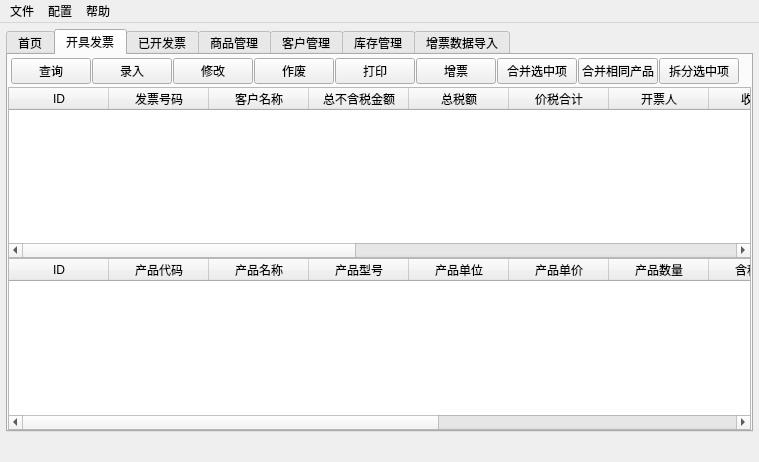
Qt form src/invoice/gui/mainwindow.ui (lcw2004/fapiao) before a commit.
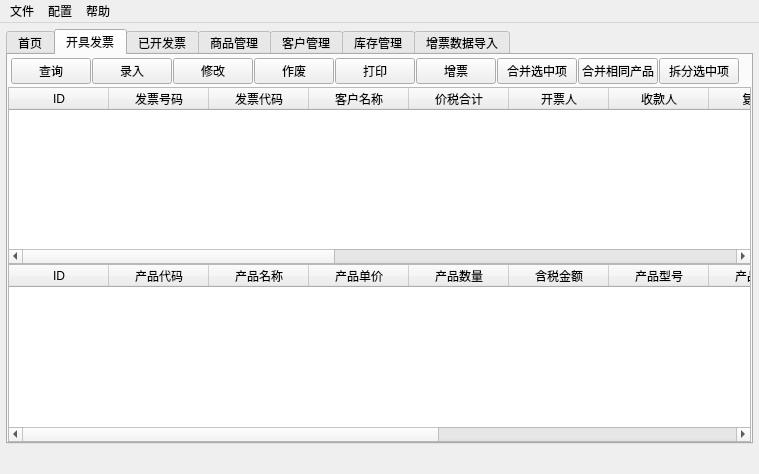
The same form after that commit. The open tabs and pages were chosen to show the change. Icons and pictures are not drawn.

Commit message: 调整页面上显示的元素

The edit to the form file:
```diff
--- a/src/invoice/gui/mainwindow.ui
+++ b/src/invoice/gui/mainwindow.ui
@@ -7,7 +7,7 @@
     <x>0</x>
     <y>0</y>
     <width>759</width>
-    <height>462</height>
+    <height>474</height>
    </rect>
   </property>
   <property name="windowTitle">
@@ -268,7 +268,7 @@
            <number>0</number>
           </property>
           <property name="columnCount">
-           <number>15</number>
+           <number>16</number>
           </property>
           <column>
            <property name="text">
@@ -280,21 +280,16 @@
             <string>发票号码</string>
            </property>
           </column>
+          <column>
+           <property name="text">
+            <string>发票代码</string>
+           </property>
+          </column>
           <column>
            <property name="text">
             <string>客户名称</string>
            </property>
           </column>
-          <column>
-           <property name="text">
-            <string>总不含税金额</string>
-           </property>
-          </column>
-          <column>
-           <property name="text">
-            <string>总税额</string>
-           </property>
-          </column>
           <column>
            <property name="text">
             <string>价税合计</string>
@@ -315,6 +310,16 @@
             <string>复核人</string>
            </property>
           </column>
+          <column>
+           <property name="text">
+            <string>总税额</string>
+           </property>
+          </column>
+          <column>
+           <property name="text">
+            <string>总不含税金额</string>
+           </property>
+          </column>
           <column>
            <property name="text">
             <string>备注</string>
@@ -370,16 +375,6 @@
             <string>产品名称</string>
            </property>
           </column>
-          <column>
-           <property name="text">
-            <string>产品型号</string>
-           </property>
-          </column>
-          <column>
-           <property name="text">
-            <string>产品单位</string>
-           </property>
-          </column>
           <column>
            <property name="text">
             <string>产品单价</string>
@@ -390,6 +385,21 @@
             <string>产品数量</string>
            </property>
           </column>
+          <column>
+           <property name="text">
+            <string>含税金额</string>
+           </property>
+          </column>
+          <column>
+           <property name="text">
+            <string>产品型号</string>
+           </property>
+          </column>
+          <column>
+           <property name="text">
+            <string>产品单位</string>
+           </property>
+          </column>
           <column>
            <property name="text">
             <string>含税单价</string>
@@ -410,11 +420,6 @@
             <string>税额</string>
            </property>
           </column>
-          <column>
-           <property name="text">
-            <string>含税金额</string>
-           </property>
-          </column>
          </widget>
         </item>
        </layout>
```
Left out of the diff: 58 changed lines with no effect on the pictures. The commit also changes 2 other files.
